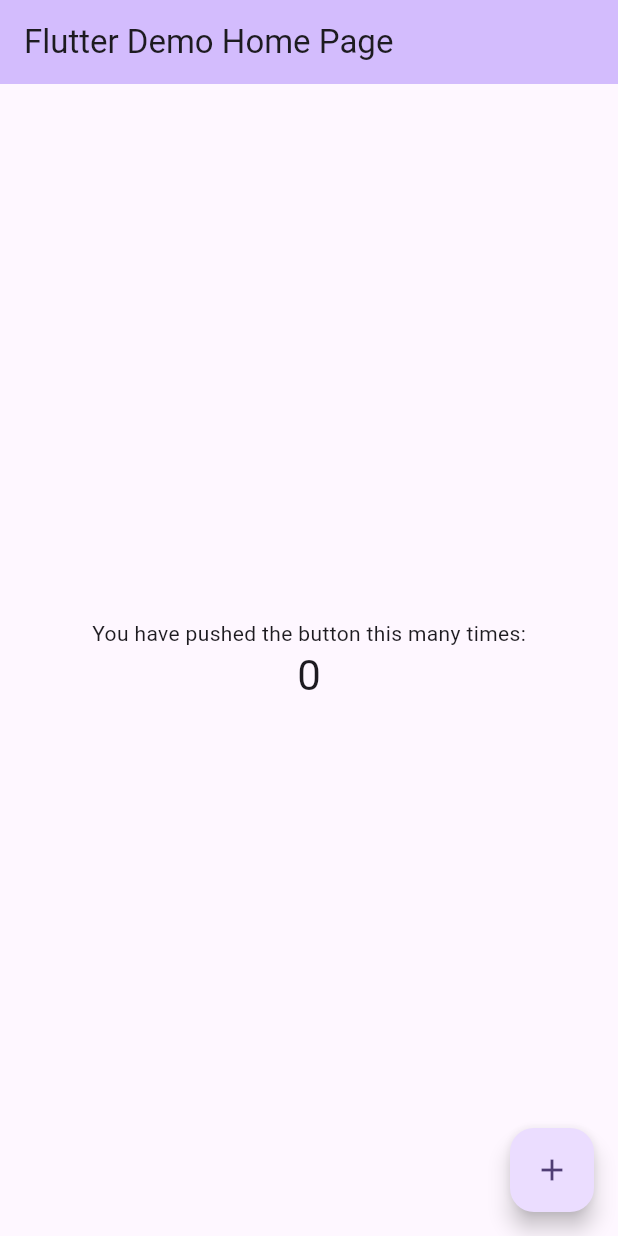
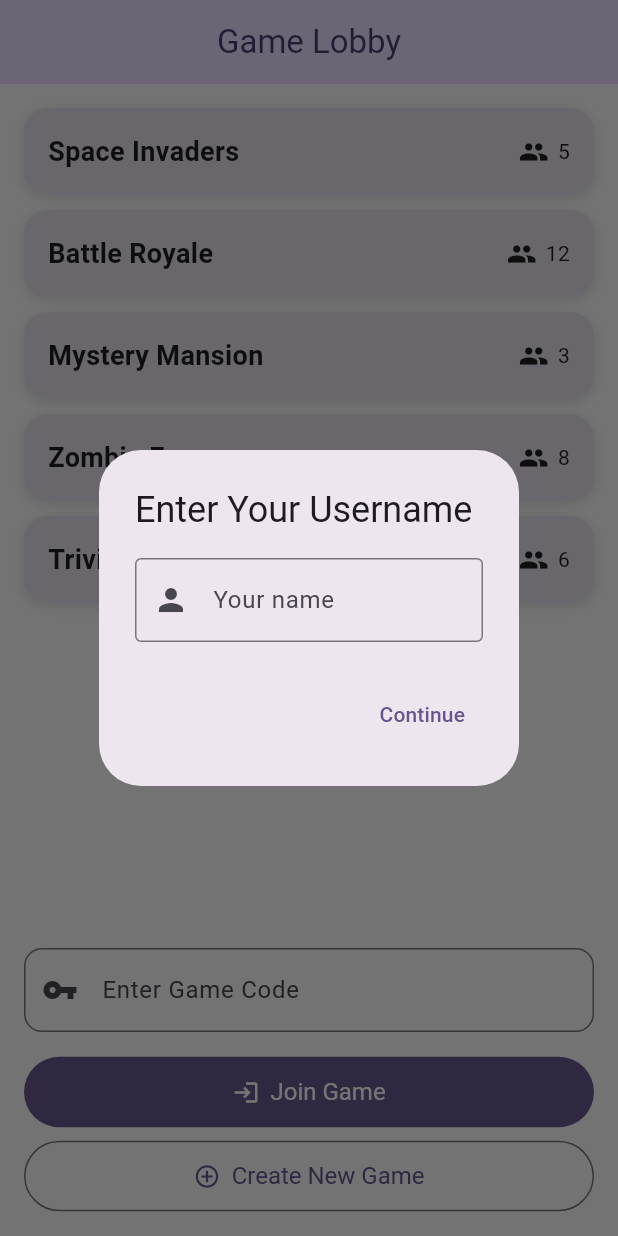
Before and after one commit to dandanman4k/irl_bingo, a Flutter app: the screen it shows after launch, on a phone screen of 412 x 824 dp. Run offline on Flutter 3.47's test engine with Material 3 defaults, Android fonts, the phone set to English and light mode, and no system bars; our stand-ins replace shared_preferences.

Commit message:
IU created

```diff
--- a/lib/main.dart
+++ b/lib/main.dart
@@ -1,4 +1,7 @@
 import 'package:flutter/material.dart';
+import './game_detail_page.dart';
+import './create_game_page.dart';
+import 'package:shared_preferences/shared_preferences.dart';
 
 void main() {
   runApp(const MyApp());
@@ -7,116 +10,239 @@ void main() {
 class MyApp extends StatelessWidget {
   const MyApp({super.key});
 
-  // This widget is the root of your application.
   @override
   Widget build(BuildContext context) {
     return MaterialApp(
-      title: 'Flutter Demo',
+      title: 'Game Lobby',
       theme: ThemeData(
-        // This is the theme of your application.
-        //
-        // TRY THIS: Try running your application with "flutter run". You'll see
-        // the application has a purple toolbar. Then, without quitting the app,
-        // try changing the seedColor in the colorScheme below to Colors.green
-        // and then invoke "hot reload" (save your changes or press the "hot
-        // reload" button in a Flutter-supported IDE, or press "r" if you used
-        // the command line to start the app).
-        //
-        // Notice that the counter didn't reset back to zero; the application
-        // state is not lost during the reload. To reset the state, use hot
-        // restart instead.
-        //
-        // This works for code too, not just values: Most code changes can be
-        // tested with just a hot reload.
-        colorScheme: ColorScheme.fromSeed(seedColor: Colors.deepPurple),
+        useMaterial3: true,
+        colorSchemeSeed: Colors.deepPurple,
+        scaffoldBackgroundColor: Colors.grey[50],
       ),
-      home: const MyHomePage(title: 'Flutter Demo Home Page'),
+      home: const GameListPage(),
+      debugShowCheckedModeBanner: false,
     );
   }
 }
 
-class MyHomePage extends StatefulWidget {
-  const MyHomePage({super.key, required this.title});
-
-  // This widget is the home page of your application. It is stateful, meaning
-  // that it has a State object (defined below) that contains fields that affect
-  // how it looks.
-
-  // This class is the configuration for the state. It holds the values (in this
-  // case the title) provided by the parent (in this case the App widget) and
-  // used by the build method of the State. Fields in a Widget subclass are
-  // always marked "final".
-
-  final String title;
+class GameListPage extends StatefulWidget {
+  const GameListPage({super.key});
 
   @override
-  State<MyHomePage> createState() => _MyHomePageState();
+  State<GameListPage> createState() => _GameListPageState();
 }
 
-class _MyHomePageState extends State<MyHomePage> {
-  int _counter = 0;
+class _GameListPageState extends State<GameListPage> {
+  final List<Map<String, dynamic>> games = [
+    {'name': 'Space Invaders', 'players': 5},
+    {'name': 'Battle Royale', 'players': 12},
+    {'name': 'Mystery Mansion', 'players': 3},
+    {'name': 'Zombie Escape', 'players': 8},
+    {'name': 'Trivia Clash', 'players': 6},
+  ];
 
-  void _incrementCounter() {
+  final TextEditingController _codeController = TextEditingController();
+
+  void joinGame() {
+    String code = _codeController.text.trim();
+    if (code.isEmpty) {
+      ScaffoldMessenger.of(context).showSnackBar(const SnackBar(content: Text('Please enter a game code!')));
+    } else {
+      ScaffoldMessenger.of(context).showSnackBar(SnackBar(content: Text('Joining game with code: $code')));
+    }
+  }
+
+  void createGame() {
     setState(() {
-      // This call to setState tells the Flutter framework that something has
-      // changed in this State, which causes it to rerun the build method below
-      // so that the display can reflect the updated values. If we changed
-      // _counter without calling setState(), then the build method would not be
-      // called again, and so nothing would appear to happen.
-      _counter++;
+      games.add({'name': 'New Game ${games.length + 1}', 'players': 0});
     });
+
+    ScaffoldMessenger.of(context).showSnackBar(const SnackBar(content: Text('New game created!')));
+  }
+
+  String? username;
+
+  @override
+  void initState() {
+    super.initState();
+    WidgetsBinding.instance.addPostFrameCallback((_) {
+      _loadUsername();
+    });
+  }
+
+  Future<void> _loadUsername() async {
+    final prefs = await SharedPreferences.getInstance();
+    final savedName = prefs.getString('username');
+    if (savedName == null) {
+      _showUsernameDialog();
+    } else {
+      setState(() => username = savedName);
+    }
+  }
+
+  void _showUsernameDialog() {
+    final TextEditingController usernameController = TextEditingController();
+
+    showDialog(
+      context: context,
+      barrierDismissible: false, // Must enter name
+      builder: (context) {
+        return AlertDialog(
+          title: const Text('Enter Your Username'),
+          content: TextField(
+            controller: usernameController,
+            decoration: const InputDecoration(
+              hintText: 'Your name',
+              prefixIcon: Icon(Icons.person),
+              border: OutlineInputBorder(),
+            ),
+          ),
+          actions: [
+            TextButton(
+              onPressed: () async {
+                if (usernameController.text.trim().isEmpty) return;
+                final name = usernameController.text.trim();
+
+                final prefs = await SharedPreferences.getInstance();
+                await prefs.setString('username', name);
+
+                setState(() => username = name);
+                Navigator.pop(context);
+                ScaffoldMessenger.of(context).showSnackBar(SnackBar(content: Text('Welcome, $name!')));
+              },
+              child: const Text('Continue'),
+            ),
+          ],
+        );
+      },
+    );
   }
 
   @override
   Widget build(BuildContext context) {
-    // This method is rerun every time setState is called, for instance as done
-    // by the _incrementCounter method above.
-    //
-    // The Flutter framework has been optimized to make rerunning build methods
-    // fast, so that you can just rebuild anything that needs updating rather
-    // than having to individually change instances of widgets.
+    final theme = Theme.of(context);
+
     return Scaffold(
       appBar: AppBar(
-        // TRY THIS: Try changing the color here to a specific color (to
-        // Colors.amber, perhaps?) and trigger a hot reload to see the AppBar
-        // change color while the other colors stay the same.
-        backgroundColor: Theme.of(context).colorScheme.inversePrimary,
-        // Here we take the value from the MyHomePage object that was created by
-        // the App.build method, and use it to set our appbar title.
-        title: Text(widget.title),
+        title: Text(username == null ? 'Game Lobby' : 'Welcome, $username'),
+        centerTitle: true,
+        backgroundColor: theme.colorScheme.primaryContainer,
+        foregroundColor: theme.colorScheme.onPrimaryContainer,
       ),
-      body: Center(
-        // Center is a layout widget. It takes a single child and positions it
-        // in the middle of the parent.
+      body: Padding(
+        padding: const EdgeInsets.all(16.0),
         child: Column(
-          // Column is also a layout widget. It takes a list of children and
-          // arranges them vertically. By default, it sizes itself to fit its
-          // children horizontally, and tries to be as tall as its parent.
-          //
-          // Column has various properties to control how it sizes itself and
-          // how it positions its children. Here we use mainAxisAlignment to
-          // center the children vertically; the main axis here is the vertical
-          // axis because Columns are vertical (the cross axis would be
-          // horizontal).
-          //
-          // TRY THIS: Invoke "debug painting" (choose the "Toggle Debug Paint"
-          // action in the IDE, or press "p" in the console), to see the
-          // wireframe for each widget.
-          mainAxisAlignment: MainAxisAlignment.center,
-          children: <Widget>[
-            const Text('You have pushed the button this many times:'),
-            Text(
-              '$_counter',
-              style: Theme.of(context).textTheme.headlineMedium,
+          children: [
+            // Game List
+            Expanded(
+              child: ListView.separated(
+                itemCount: games.length,
+                separatorBuilder: (context, index) => const SizedBox(height: 10),
+                itemBuilder: (context, index) {
+                  final game = games[index];
+                  return InkWell(
+                    onTap: () {
+                      Navigator.push(
+                        context,
+                        MaterialPageRoute(
+                          builder: (context) => GameDetailPage(
+                            name: game['name'],
+                            imageUrl: 'https://picsum.photos/400?random=${index + 1}',
+                            players: [
+                              {'name': 'Alice', 'points': 120, 'completed': true},
+                              {'name': 'Bob', 'points': 90, 'completed': false},
+                              {'name': 'Charlie', 'points': 100, 'completed': true},
+                            ],
+                          ),
+                        ),
+                      );
+                    },
+                    borderRadius: BorderRadius.circular(16),
+                    child: Container(
+                      padding: const EdgeInsets.all(16),
+                      decoration: BoxDecoration(
+                        color: theme.colorScheme.surfaceVariant,
+                        borderRadius: BorderRadius.circular(16),
+                        boxShadow: [BoxShadow(color: Colors.black12, blurRadius: 5, offset: const Offset(0, 2))],
+                      ),
+                      child: Row(
+                        mainAxisAlignment: MainAxisAlignment.spaceBetween,
+                        children: [
+                          Text(game['name'], style: const TextStyle(fontSize: 18, fontWeight: FontWeight.w600)),
+                          Row(
+                            children: [
+                              const Icon(Icons.people, size: 20),
+                              const SizedBox(width: 6),
+                              Text('${game['players']}'),
+                            ],
+                          ),
+                        ],
+                      ),
+                    ),
+                  );
+                },
+              ),
+            ),
+
+            const SizedBox(height: 20),
+
+            // Game Code Input
+            TextField(
+              controller: _codeController,
+              decoration: InputDecoration(
+                labelText: 'Enter Game Code',
+                border: OutlineInputBorder(borderRadius: BorderRadius.circular(12)),
+                prefixIcon: const Icon(Icons.vpn_key),
+              ),
+            ),
+
+            const SizedBox(height: 16),
+
+            // Join and Create Buttons
+            SizedBox(
+              width: double.infinity,
+              child: FilledButton.icon(
+                onPressed: joinGame,
+                icon: const Icon(Icons.login),
+                label: const Text('Join Game'),
+                style: FilledButton.styleFrom(
+                  padding: const EdgeInsets.symmetric(vertical: 14),
+                  textStyle: const TextStyle(fontSize: 16),
+                ),
+              ),
+            ),
+            const SizedBox(height: 8),
+            SizedBox(
+              width: double.infinity,
+              child: OutlinedButton.icon(
+                onPressed: () async {
+                  final result = await Navigator.push(
+                    context,
+                    MaterialPageRoute(builder: (context) => const CreateGamePage()),
+                  );
+
+                  if (result != null && mounted) {
+                    setState(() {
+                      games.add({'name': result['name'], 'players': 0});
+                    });
+
+                    ScaffoldMessenger.of(
+                      context,
+                    ).showSnackBar(SnackBar(content: Text('Game "${result['name']}" created!')));
+                  }
+                },
+
+                icon: const Icon(Icons.add_circle_outline),
+                label: const Text('Create New Game'),
+                style: OutlinedButton.styleFrom(
+                  padding: const EdgeInsets.symmetric(vertical: 14),
+                  textStyle: const TextStyle(fontSize: 16),
+                ),
+              ),
             ),
           ],
         ),
       ),
-      floatingActionButton: FloatingActionButton(
-        onPressed: _incrementCounter,
-        tooltip: 'Increment',
-        child: const Icon(Icons.add),
-      ), // This trailing comma makes auto-formatting nicer for build methods.
     );
   }
 }
--- a/pubspec.yaml
+++ b/pubspec.yaml
@@ -34,6 +34,8 @@ dependencies:
   # The following adds the Cupertino Icons font to your application.
   # Use with the CupertinoIcons class for iOS style icons.
   cupertino_icons: ^1.0.8
+
+  shared_preferences: ^2.3.3
 
 dev_dependencies:
   flutter_test:
```
Also changed, not shown: lib/create_game_page.dart (added, +124 -0 lines), lib/game_detail_page.dart (added, +127 -0 lines), pubspec.lock, 2 other files.
